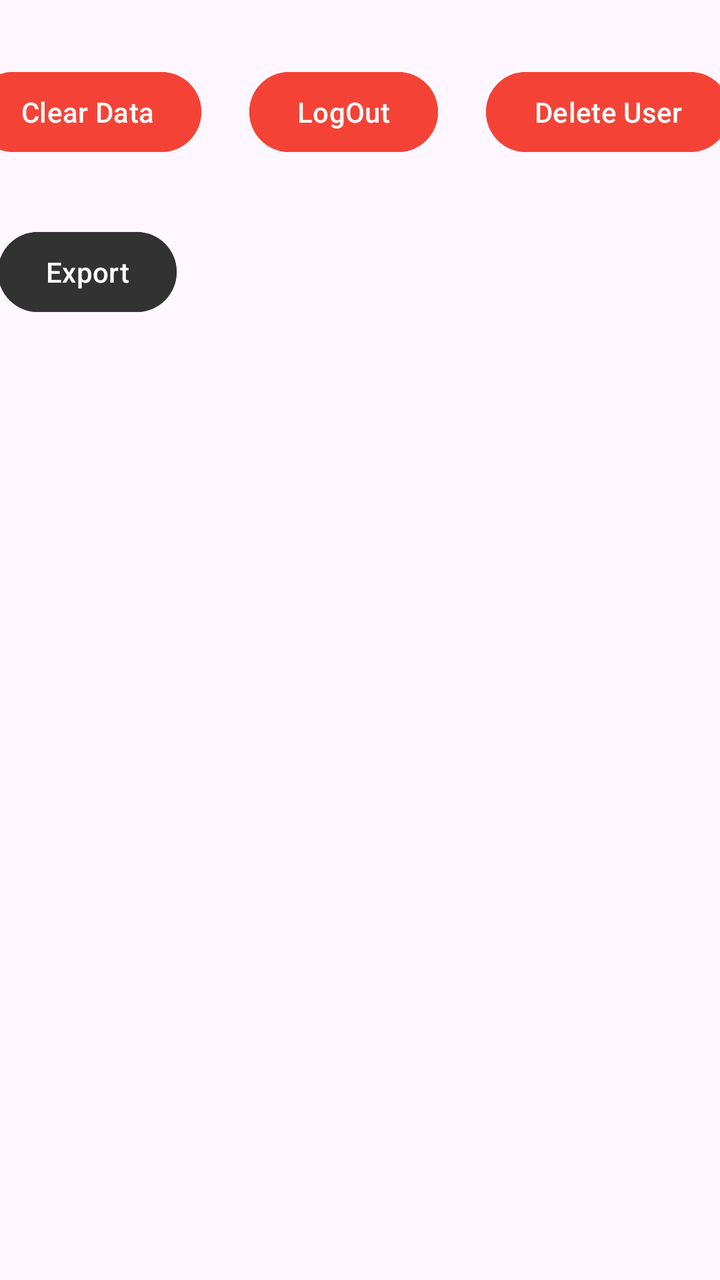
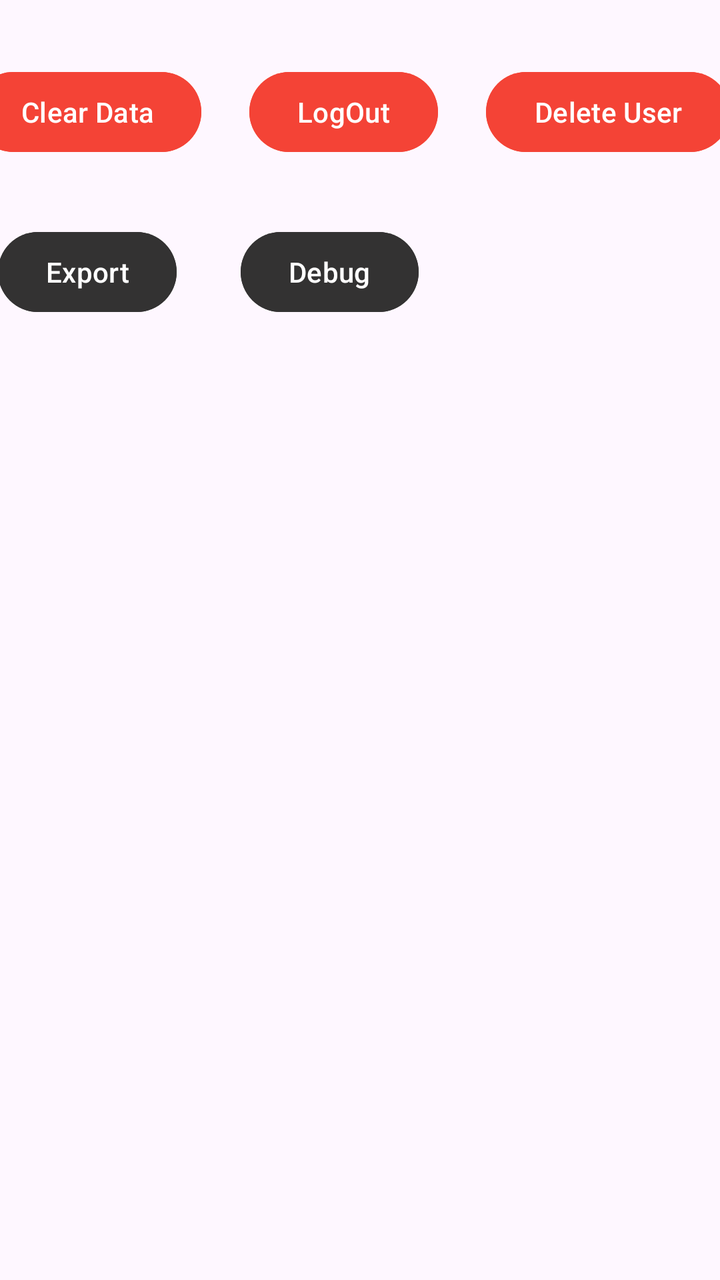

Screens rendered from an Android XML layout before and after an edit, with the pre-edit source and the edit as a unified diff.
<!-- AndroidManifest.xml: application theme Theme.FinnanceApp -->
<!-- res/layout/activity_settings.xml -->
<?xml version="1.0" encoding="utf-8"?>
<androidx.constraintlayout.widget.ConstraintLayout xmlns:android="http://schemas.android.com/apk/res/android"
    xmlns:app="http://schemas.android.com/apk/res-auto"
    xmlns:tools="http://schemas.android.com/tools"
    android:id="@+id/main"
    android:layout_width="match_parent"
    android:layout_height="match_parent"
    tools:context=".SettingsActivity">

    <Button
        android:id="@+id/BTNClearData"
        android:layout_width="wrap_content"
        android:layout_height="wrap_content"
        android:layout_marginStart="24dp"
        android:layout_marginTop="32dp"
        android:layout_marginEnd="297dp"
        android:text="Clear Data"
        android:backgroundTint="@color/red"
        app:layout_constraintEnd_toEndOf="parent"
        app:layout_constraintStart_toStartOf="parent"
        app:layout_constraintTop_toTopOf="parent" />
    <Button
        android:id="@+id/BTNExport"
        android:layout_width="wrap_content"
        android:layout_height="wrap_content"
        android:layout_marginStart="24dp"
        android:layout_marginTop="32dp"
        android:layout_marginEnd="297dp"
        android:text="Export"
        android:backgroundTint="@color/black"
        app:layout_constraintEnd_toEndOf="parent"
        app:layout_constraintStart_toStartOf="parent"
        app:layout_constraintTop_toBottomOf="@id/BTNClearData" />

    <Button
        android:id="@+id/BTNLogOut"
        android:layout_width="wrap_content"
        android:layout_height="wrap_content"
        android:layout_marginStart="24dp"
        android:backgroundTint="@color/red"
        android:text="LogOut"
        app:layout_constraintBottom_toBottomOf="@id/BTNClearData"
        app:layout_constraintStart_toEndOf="@id/BTNClearData" />
    <Button
        android:id="@+id/BTNDeleteUser"
        android:layout_width="wrap_content"
        android:layout_height="wrap_content"
        android:layout_marginStart="24dp"
        android:backgroundTint="@color/red"
        android:text="Delete User"
        app:layout_constraintBottom_toBottomOf="@id/BTNClearData"
        app:layout_constraintStart_toEndOf="@id/BTNLogOut" />

</androidx.constraintlayout.widget.ConstraintLayout>
<!-- resources referenced by this layout -->
<resources>
  <color name="black">#333232</color>
  <color name="red">#F44336</color>
  <style name="Theme.FinnanceApp" parent="Base.Theme.FinnanceApp" />
  <style name="Base.Theme.FinnanceApp" parent="Theme.Material3.DayNight.NoActionBar">
          
          
      </style>
</resources>

<!-- the commit's change to res/layout/activity_settings.xml (unified diff, before → after) -->
@@ -51,4 +51,15 @@
         app:layout_constraintBottom_toBottomOf="@id/BTNClearData"
         app:layout_constraintStart_toEndOf="@id/BTNLogOut" />
 
+    <Button
+        android:id="@+id/BTNDebug"
+        android:layout_width="wrap_content"
+        android:layout_height="wrap_content"
+        android:layout_marginStart="32dp"
+        android:layout_marginTop="32dp"
+        android:text="Debug"
+        android:backgroundTint="@color/black"
+        app:layout_constraintStart_toEndOf="@+id/BTNExport"
+        app:layout_constraintTop_toBottomOf="@+id/BTNLogOut" />
+
 </androidx.constraintlayout.widget.ConstraintLayout>
